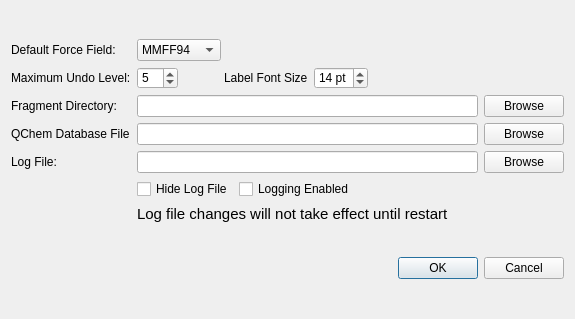
Qt form src/IQmol/PreferencesBrowser.ui (nutjunkie/IQmol) before a commit.
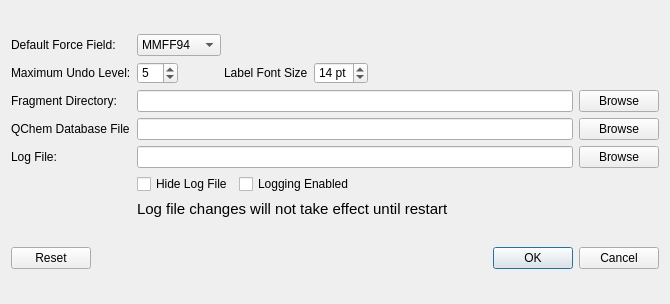
The same form after that commit.

Commit message: Fixed #128 - an out of date option database no longer causes a crash, also added a reset preferences button to locate the new database

What changed in the file:
```diff
--- a/src/IQmol/PreferencesBrowser.ui
+++ b/src/IQmol/PreferencesBrowser.ui
@@ -6,8 +6,8 @@
    <rect>
     <x>0</x>
     <y>0</y>
-    <width>575</width>
-    <height>319</height>
+    <width>670</width>
+    <height>304</height>
    </rect>
   </property>
   <property name="windowTitle">
@@ -291,11 +291,35 @@
     </layout>
    </item>
    <item>
+    <layout class="QHBoxLayout" name="horizontalLayout_4">
+     <item>
+      <widget class="QPushButton" name="resetButton">
+       <property name="text">
+        <string>Reset</string>
+       </property>
+      </widget>
+     </item>
+     <item>
+      <spacer name="horizontalSpacer_5">
+       <property name="orientation">
+        <enum>Qt::Horizontal</enum>
+       </property>
+       <property name="sizeHint" stdset="0">
+        <size>
+         <width>40</width>
+         <height>20</height>
+        </size>
+       </property>
+      </spacer>
+     </item>
+     <item>
     <widget class="QDialogButtonBox" name="buttonBox">
      <property name="standardButtons">
       <set>QDialogButtonBox::Cancel|QDialogButtonBox::Ok</set>
      </property>
     </widget>
+     </item>
+    </layout>
    </item>
   </layout>
  </widget>
```
Lines whose indentation alone changed are shown as unchanged. The commit also changes 7 other files.
